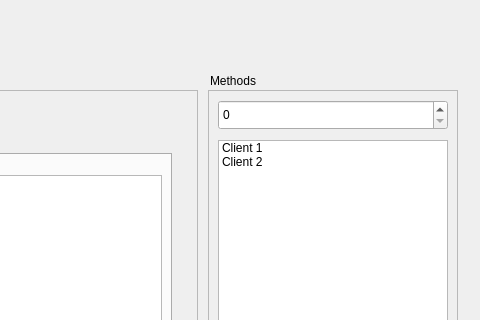
Old version of the form server/MainWindow.ui in the repository BaptisteAPPRIOU/9-cercles; both pictures show x 480 to 960 and y 0 to 320 of the 960 by 540 pixel window.
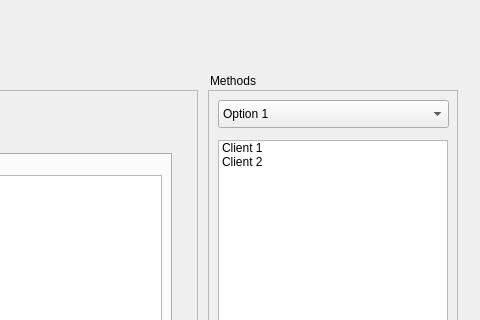
New version of the form.

Commit message: ring4: refactor: remove methodsBox widget and add comboBox with options

Patch:
```diff
--- a/server/MainWindow.ui
+++ b/server/MainWindow.ui
@@ -29,16 +29,6 @@
     <property name="frameShadow">
      <enum>QFrame::Shadow::Raised</enum>
     </property>
-    <widget class="QSpinBox" name="methodsBox">
-     <property name="geometry">
-      <rect>
-       <x>10</x>
-       <y>10</y>
-       <width>230</width>
-       <height>30</height>
-      </rect>
-     </property>
-    </widget>
     <widget class="QListWidget" name="clientListWidget">
      <property name="enabled">
       <bool>true</bool>
@@ -78,6 +68,36 @@
       <string>Selection</string>
      </property>
     </widget>
+    <widget class="QComboBox" name="comboBox">
+     <property name="geometry">
+      <rect>
+       <x>10</x>
+       <y>10</y>
+       <width>231</width>
+       <height>28</height>
+      </rect>
+     </property>
+     <item>
+      <property name="text">
+       <string>Option 1</string>
+      </property>
+     </item>
+     <item>
+      <property name="text">
+       <string>Option 2</string>
+      </property>
+     </item>
+     <item>
+      <property name="text">
+       <string>Option 3</string>
+      </property>
+     </item>
+     <item>
+      <property name="text">
+       <string>Option 4</string>
+      </property>
+     </item>
+    </widget>
    </widget>
    <widget class="QFrame" name="frame">
     <property name="geometry">
```
